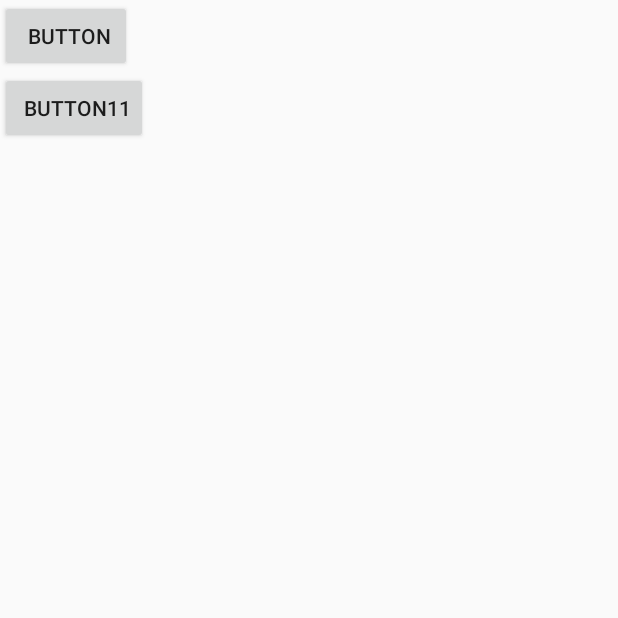
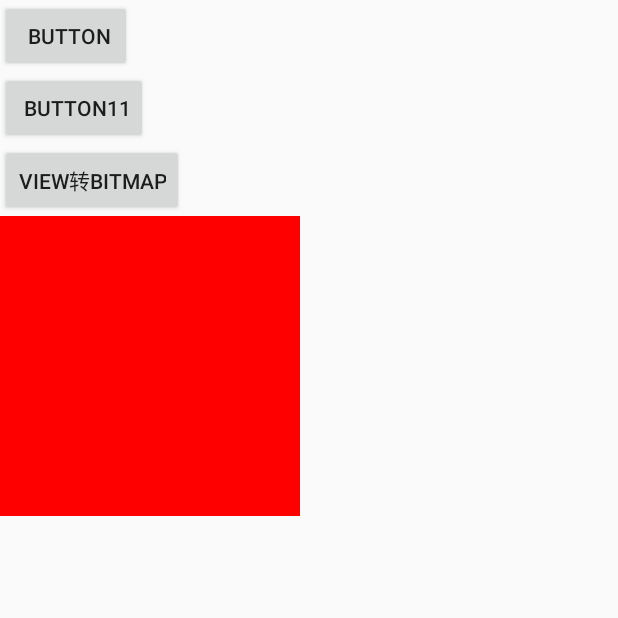
Before and after one commit to MyChanges/MyAndroid, an Android app: the SharePicActivity screen opened directly, with no data from a screen before it, on a phone screen of 412 x 824 dp, the top half of it. Run offline under Robolectric (Android 15) with nearby library versions, the phone set to English and light mode, and no system bars.

Commit message:
+fixed:View 生成BitMap测试

```diff
--- a/Android_frame/app/src/main/java/test/zp/com/myandroid/activity/SharePicActivity.java
+++ b/Android_frame/app/src/main/java/test/zp/com/myandroid/activity/SharePicActivity.java
@@ -3,6 +3,7 @@ package test.zp.com.myandroid.activity;
 import android.app.Activity;
 import android.content.ComponentName;
 import android.content.Intent;
+import android.graphics.Bitmap;
 import android.net.Uri;
 import android.os.Bundle;
 import android.os.Handler;
@@ -27,6 +28,7 @@ import test.zp.com.myandroid.util.ImageUtils;
 public class SharePicActivity extends Activity {
     ImageView aaa ;
     String picPath;
+    private View mLinView;
 
     @Override
     protected void onCreate(@Nullable Bundle savedInstanceState) {
@@ -40,6 +42,7 @@ public class SharePicActivity extends Activity {
         ImageUtils.layoutView(v,width,height);
         final ScrollView tv = (ScrollView) v.findViewById(R.id.textView);
         aaa = (ImageView) findViewById(R.id.aaa);
+        mLinView = findViewById(R.id.ll_bitmap);
         final Runnable runnable = new Runnable() {
             @Override
             public void run() {
@@ -85,6 +88,19 @@ public class SharePicActivity extends Activity {
             }
         });
 
+        View v2 = LayoutInflater.from(this).inflate(R.layout.test_view, null, false);
+        final View shareView  = v2.findViewById(R.id.ll_share);
+        ImageUtils.layoutView1(shareView,0,0);
+        findViewById(R.id.button2).setOnClickListener(new View.OnClickListener() {
+            @Override
+            public void onClick(View v) {
+                Bitmap bitmap = ImageUtils.view2Bitmap(mLinView);
+                if (bitmap != null && !bitmap.isRecycled()) {
+                    aaa.setImageBitmap(bitmap);
+                }
+            }
+        });
+
 
         /*
         *
--- a/Android_frame/app/src/main/res/layout/share_pic_activity.xml
+++ b/Android_frame/app/src/main/res/layout/share_pic_activity.xml
@@ -15,9 +15,34 @@
         android:layout_below="@+id/button"
         android:text=" button11" />
 
+
+
+    <Button
+        android:id="@+id/button2"
+        android:layout_width="wrap_content"
+        android:layout_height="wrap_content"
+        android:text="View转Bitmap"
+        android:layout_below="@+id/button11"
+        />
+
+
+    <LinearLayout
+        android:orientation="horizontal"
+        android:id="@+id/ll_bitmap"
+        android:layout_width="200dip"
+        android:layout_height="200dip"
+        android:background="#f00"
+        android:layout_below="@+id/button2"
+        >
+    </LinearLayout>
     <ImageView
         android:id="@+id/aaa"
         android:layout_width="match_parent"
         android:layout_height="wrap_content"
-        android:layout_below="@+id/button" />
+        android:layout_below="@+id/ll_bitmap"
+
+        />
+
+
+
 </RelativeLayout>
```
Also changed, not shown: Android_frame/app/src/main/java/test/zp/com/myandroid/util/ImageUtils.java (+40 -0 lines), Android_frame/app/src/main/res/layout/test_view.xml (added, +26 -0 lines).
